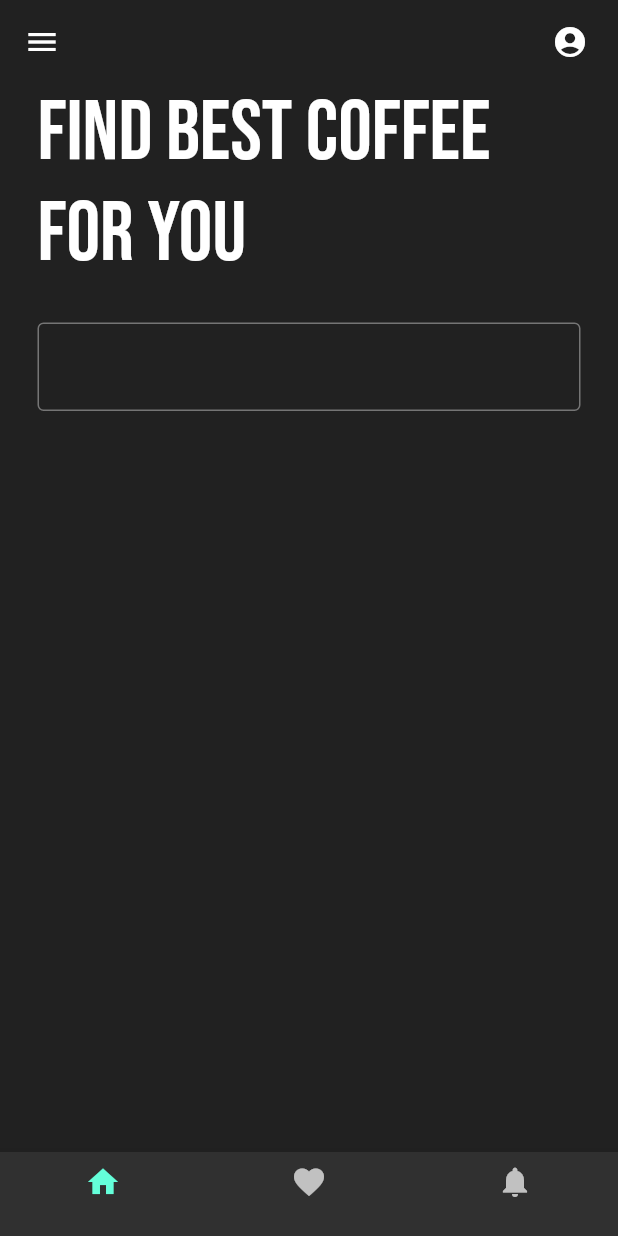
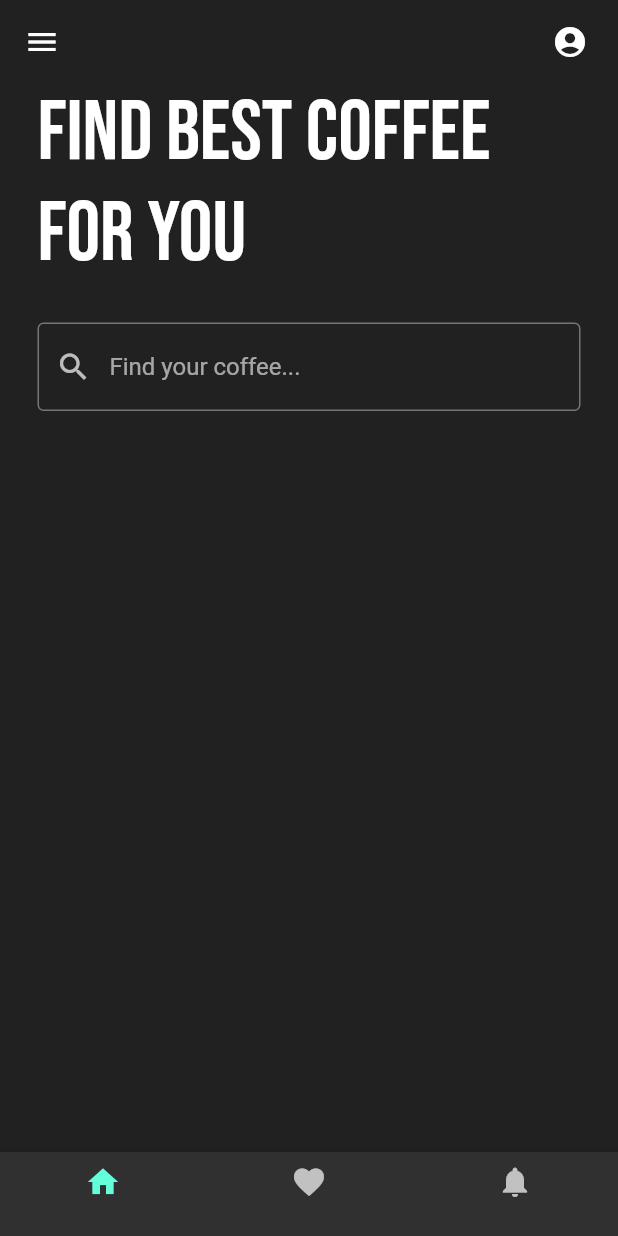
Before and after one commit to TiagoRibeiro02/Coffe_Shop, a Flutter app: the screen it shows after launch, on a phone screen of 412 x 824 dp. Run offline on Flutter 3.47's test engine with Material 2 defaults, Android fonts, the phone set to English and light mode, and no system bars; our stand-ins replace google_fonts.

Commit message:
primaryswatch

```diff
--- a/coffee_ui/lib/main.dart
+++ b/coffee_ui/lib/main.dart
@@ -18,7 +18,10 @@ class _MyAppState extends State<MyApp> {
     return MaterialApp(
       debugShowCheckedModeBanner: false,
       home: HomePage(),
-      theme: ThemeData(brightness: Brightness.dark),
+      theme: ThemeData(
+          brightness: Brightness.dark,
+          primarySwatch: Colors.orange,
+      ),
     );
   }
 }
--- a/coffee_ui/lib/pages/home_page.dart
+++ b/coffee_ui/lib/pages/home_page.dart
@@ -58,6 +58,8 @@ class _HomePageState extends State<HomePage> {
               padding: const EdgeInsets.symmetric(horizontal: 25.0),
               child: TextField(
                 decoration: InputDecoration(
+                  prefixIcon: Icon(Icons.search),
+                  hintText: 'Find your coffee...',
                   focusedBorder: OutlineInputBorder(
                       borderSide: BorderSide(color: Colors.grey.shade600)
                   ),
```
